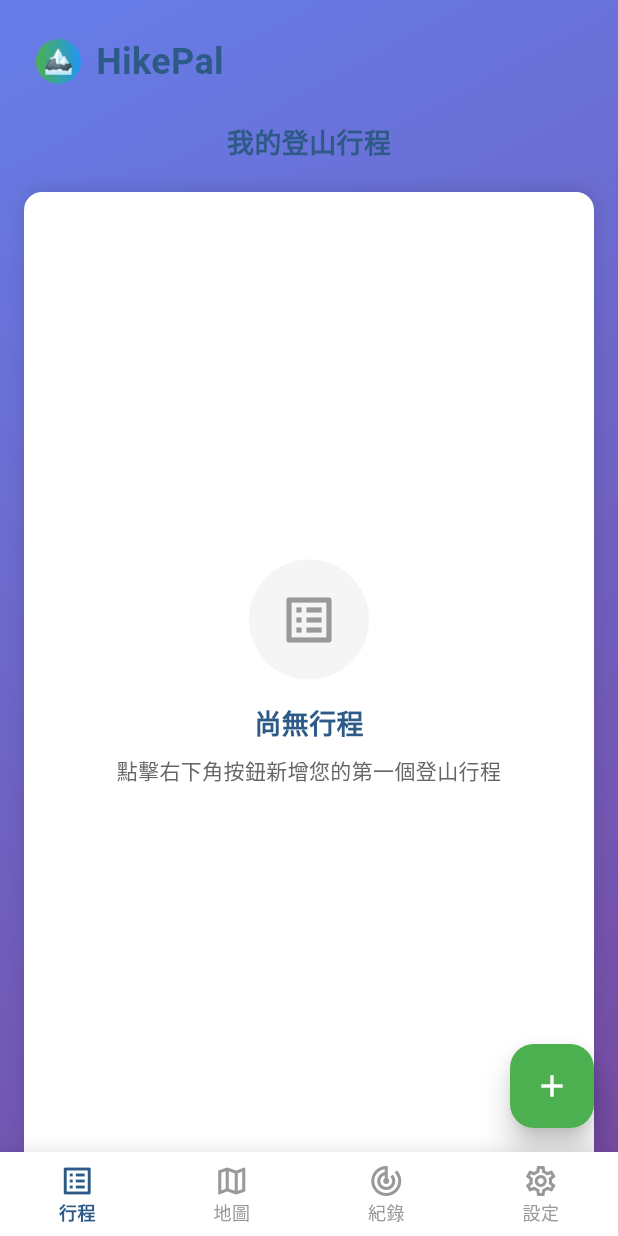
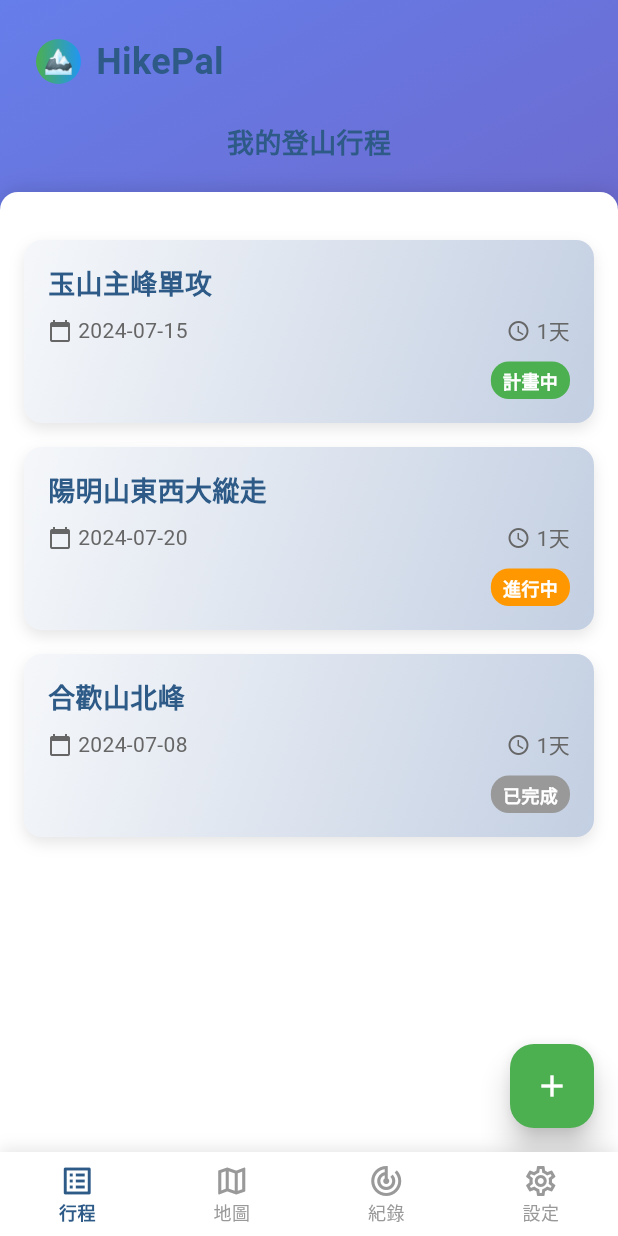
Before and after one commit to justinlu224/HikePal, a Flutter app: the screen it shows after launch, on a phone screen of 412 x 824 dp. Run offline on Flutter 3.47's test engine with Material 3 defaults, Android fonts, the phone set to English and light mode, and no system bars; our stand-ins replace get_it.

Commit message:
feat: 完成 Task 3.2 行程卡片元件
- 建立 TripCardWidget 行程卡片元件
  * 漸層背景卡片設計，符合設計圖風格
  * 圓角和陰影效果提升視覺層次
  * 行程名稱、日期、天數資訊顯示
  * 狀態標籤支援三種狀態（計畫中、進行中、已完成）
  * 不同狀態的視覺效果（綠色、橙色、灰色）
  * 點擊事件處理
- 建立 TripMockData 假資料
  * 三個範例行程資料
  * 涵蓋所有狀態類型
- 更新 TripListPage 顯示行程卡片
  * ListView.builder 動態顯示行程列表
  * 保留空狀態顯示邏輯
  * 卡片點擊反饋功能

Task 3.2 完成: 行程卡片元件建立完成，支援完整的行程資訊顯示

```diff
--- /dev/null
+++ b/lib/core/mock_data/trip_mock_data.dart
@@ -0,0 +1,26 @@
+import '../../../presentation/features/trip_list/widgets/trip_card_widget.dart';
+
+class TripMockData {
+  static List<Map<String, dynamic>> getMockTrips() {
+    return [
+      {
+        'tripName': '玉山主峰單攻',
+        'date': '2024-07-15',
+        'duration': '1天',
+        'status': TripStatus.planning,
+      },
+      {
+        'tripName': '陽明山東西大縱走',
+        'date': '2024-07-20',
+        'duration': '1天',
+        'status': TripStatus.inProgress,
+      },
+      {
+        'tripName': '合歡山北峰',
+        'date': '2024-07-08',
+        'duration': '1天',
+        'status': TripStatus.completed,
+      },
+    ];
+  }
+}
--- a/lib/presentation/features/trip_list/pages/trip_list_page.dart
+++ b/lib/presentation/features/trip_list/pages/trip_list_page.dart
@@ -1,12 +1,16 @@
 import 'package:flutter/material.dart';
 import '../../../../core/theme/app_theme.dart';
 import '../../../../core/constants/app_constants.dart';
+import '../../../../core/mock_data/trip_mock_data.dart';
+import '../widgets/trip_card_widget.dart';
 
 class TripListPage extends StatelessWidget {
   const TripListPage({super.key});
 
   @override
   Widget build(BuildContext context) {
+    final mockTrips = TripMockData.getMockTrips();
+
     return Scaffold(
       body: Container(
         decoration: AppTheme.primaryGradientDecoration,
@@ -66,11 +70,10 @@ class TripListPage extends StatelessWidget {
 
               const SizedBox(height: 20),
 
-              // Content Area - 行程卡片列表區域
+              // Content Area - 行程卡片列表
               Expanded(
                 child: Container(
                   width: double.infinity,
-                  margin: const EdgeInsets.symmetric(horizontal: AppConstants.paddingMedium),
                   decoration: const BoxDecoration(
                     color: Colors.white,
                     borderRadius: BorderRadius.only(
@@ -89,49 +92,35 @@ class TripListPage extends StatelessWidget {
                     children: [
                       const SizedBox(height: AppConstants.paddingLarge),
 
-                      // 暫時的佔位內容，後續會被實際的行程卡片替換
+                      // 行程列表
                       Expanded(
-                        child: Center(
-                          child: Column(
-                            mainAxisAlignment: MainAxisAlignment.center,
-                            children: [
-                              Container(
-                                width: 80,
-                                height: 80,
-                                decoration: BoxDecoration(
-                                  color: AppTheme.textLight.withValues(alpha: 0.1),
-                                  shape: BoxShape.circle,
+                        child: mockTrips.isEmpty
+                            ? _buildEmptyState()
+                            : ListView.builder(
+                                itemCount: mockTrips.length,
+                                padding: const EdgeInsets.only(
+                                  bottom: AppConstants.paddingLarge,
                                 ),
-                                child: const Icon(
-                                  Icons.list_alt,
-                                  size: 40,
-                                  color: AppTheme.textLight,
-                                ),
+                                itemBuilder: (context, index) {
+                                  final trip = mockTrips[index];
+                                  return TripCardWidget(
+                                    tripName: trip['tripName'],
+                                    date: trip['date'],
+                                    duration: trip['duration'],
+                                    status: trip['status'],
+                                    onTap: () {
+                                      // TODO: 實作行程詳情頁面導航
+                                      ScaffoldMessenger.of(context).showSnackBar(
+                                        SnackBar(
+                                          content: Text('點擊了 ${trip['tripName']}'),
+                                          duration: const Duration(seconds: 2),
+                                        ),
+                                      );
+                                    },
+                                  );
+                                },
                               ),
-                              const SizedBox(height: 16),
-                              const Text(
-                                '尚無行程',
-                                style: TextStyle(
-                                  fontSize: 18,
-                                  fontWeight: FontWeight.bold,
-                                  color: AppTheme.textPrimary,
-                                ),
-                              ),
-                              const SizedBox(height: 8),
-                              const Text(
-                                '點擊右下角按鈕新增您的第一個登山行程',
-                                style: TextStyle(
-                                  fontSize: 14,
-                                  color: AppTheme.textSecondary,
-                                ),
-                                textAlign: TextAlign.center,
-                              ),
-                            ],
-                          ),
-                        ),
                       ),
-
-                      const SizedBox(height: AppConstants.paddingLarge),
                     ],
                   ),
                 ),
@@ -160,4 +149,37 @@ class TripListPage extends StatelessWidget {
       ),
     );
   }
+
+  Widget _buildEmptyState() {
+    return const Center(
+      child: Column(
+        mainAxisAlignment: MainAxisAlignment.center,
+        children: [
+          Icon(
+            Icons.list_alt,
+            size: 64,
+            color: AppTheme.textLight,
+          ),
+          SizedBox(height: 16),
+          Text(
+            '尚無行程',
+            style: TextStyle(
+              fontSize: 18,
+              fontWeight: FontWeight.bold,
+              color: AppTheme.textPrimary,
+            ),
+          ),
+          SizedBox(height: 8),
+          Text(
+            '點擊右下角按鈕新增您的第一個登山行程',
+            style: TextStyle(
+              fontSize: 14,
+              color: AppTheme.textSecondary,
+            ),
+            textAlign: TextAlign.center,
+          ),
+        ],
+      ),
+    );
+  }
 }
--- /dev/null
+++ b/lib/presentation/features/trip_list/widgets/trip_card_widget.dart
@@ -0,0 +1,157 @@
+import 'package:flutter/material.dart';
+import '../../../../core/theme/app_theme.dart';
+import '../../../../core/constants/app_constants.dart';
+
+enum TripStatus {
+  planning,    // 計畫中
+  inProgress,  // 進行中
+  completed,   // 已完成
+}
+
+class TripCardWidget extends StatelessWidget {
+  final String tripName;
+  final String date;
+  final String duration;
+  final TripStatus status;
+  final VoidCallback? onTap;
+
+  const TripCardWidget({
+    super.key,
+    required this.tripName,
+    required this.date,
+    required this.duration,
+    required this.status,
+    this.onTap,
+  });
+
+  @override
+  Widget build(BuildContext context) {
+    return GestureDetector(
+      onTap: onTap,
+      child: Container(
+        margin: const EdgeInsets.symmetric(
+          horizontal: AppConstants.paddingMedium,
+          vertical: AppConstants.paddingSmall,
+        ),
+        decoration: BoxDecoration(
+          gradient: AppTheme.cardGradient,
+          borderRadius: BorderRadius.circular(AppConstants.radiusLarge),
+          boxShadow: [
+            BoxShadow(
+              color: Colors.black.withValues(alpha: 0.1),
+              blurRadius: 8,
+              offset: const Offset(0, 4),
+            ),
+          ],
+        ),
+        child: Padding(
+          padding: const EdgeInsets.all(AppConstants.paddingMedium),
+          child: Column(
+            crossAxisAlignment: CrossAxisAlignment.start,
+            children: [
+              // 行程名稱
+              Text(
+                tripName,
+                style: const TextStyle(
+                  fontSize: 18,
+                  fontWeight: FontWeight.bold,
+                  color: AppTheme.textPrimary,
+                ),
+              ),
+
+              const SizedBox(height: 8),
+
+              // 日期和天數資訊
+              Row(
+                mainAxisAlignment: MainAxisAlignment.spaceBetween,
+                children: [
+                  Row(
+                    children: [
+                      const Icon(
+                        Icons.calendar_today,
+                        size: 16,
+                        color: AppTheme.textSecondary,
+                      ),
+                      const SizedBox(width: 4),
+                      Text(
+                        date,
+                        style: const TextStyle(
+                          fontSize: 14,
+                          color: AppTheme.textSecondary,
+                        ),
+                      ),
+                    ],
+                  ),
+                  Row(
+                    children: [
+                      const Icon(
+                        Icons.access_time,
+                        size: 16,
+                        color: AppTheme.textSecondary,
+                      ),
+                      const SizedBox(width: 4),
+                      Text(
+                        duration,
+                        style: const TextStyle(
+                          fontSize: 14,
+                          color: AppTheme.textSecondary,
+                        ),
+                      ),
+                    ],
+                  ),
+                ],
+              ),
+
+              const SizedBox(height: 10),
+
+              // 狀態標籤
+              Align(
+                alignment: Alignment.centerRight,
+                child: Container(
+                  padding: const EdgeInsets.symmetric(
+                    horizontal: 8,
+                    vertical: 4,
+                  ),
+                  decoration: BoxDecoration(
+                    color: _getStatusColor(),
+                    borderRadius: BorderRadius.circular(12),
+                  ),
+                  child: Text(
+                    _getStatusText(),
+                    style: const TextStyle(
+                      fontSize: 12,
+                      color: Colors.white,
+                      fontWeight: FontWeight.w600,
+                    ),
+                  ),
+                ),
+              ),
+            ],
+          ),
+        ),
+      ),
+    );
+  }
+
+  Color _getStatusColor() {
+    switch (status) {
+      case TripStatus.planning:
+        return AppTheme.successGreen;
+      case TripStatus.inProgress:
+        return AppTheme.warningOrange;
+      case TripStatus.completed:
+        return AppTheme.textLight;
+    }
+  }
+
+  String _getStatusText() {
+    switch (status) {
+      case TripStatus.planning:
+        return AppConstants.tripStatusPlanning;
+      case TripStatus.inProgress:
+        return AppConstants.tripStatusInProgress;
+      case TripStatus.completed:
+        return AppConstants.tripStatusCompleted;
+    }
+  }
+}
```
